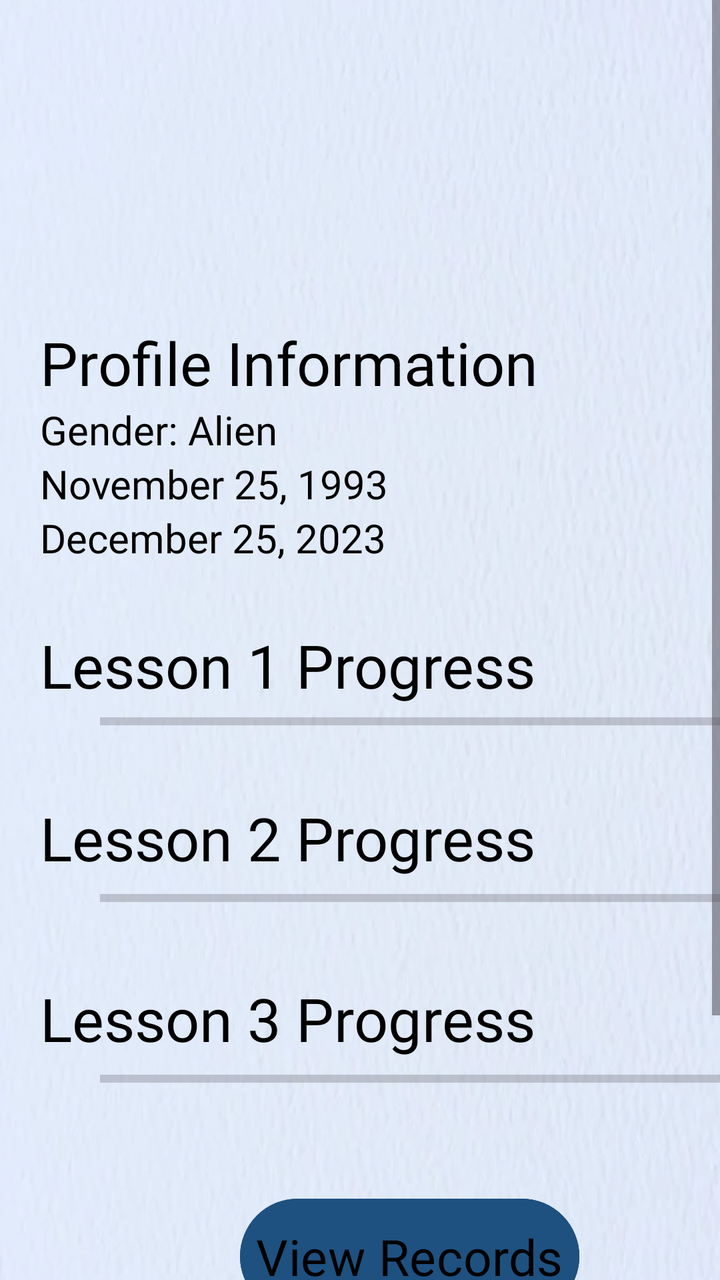
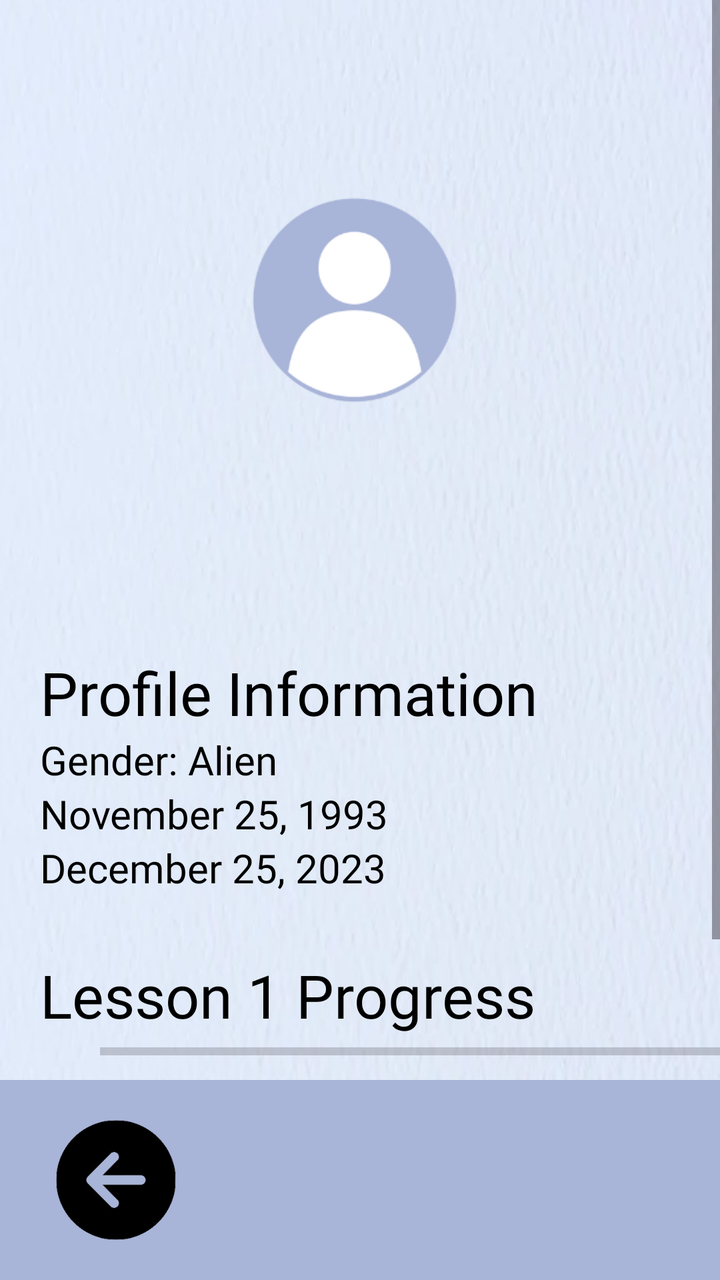

Two renders of the same Android screen: before a commit and after it. Below are the layout's source before the change and the commit's diff.
<!-- AndroidManifest.xml: application theme Theme.FinalsApplication -->
<!-- res/layout/profile_information_user_side.xml -->
<?xml version="1.0" encoding="utf-8"?>
<RelativeLayout xmlns:android="http://schemas.android.com/apk/res/android"
    android:layout_width="match_parent"
    android:layout_height="match_parent"
    xmlns:tools="http://schemas.android.com/tools"
    xmlns:app="http://schemas.android.com/apk/res-auto"
    android:background="@drawable/textured_background">

    <ScrollView
        android:layout_width="409dp"
        android:layout_height="729dp"
        tools:layout_editor_absoluteX="1dp"
        tools:layout_editor_absoluteY="1dp">

        <LinearLayout
            android:layout_width="match_parent"
            android:layout_height="wrap_content"
            android:orientation="vertical">

            <LinearLayout
                android:layout_width="match_parent"
                android:layout_height="wrap_content"
                android:orientation="vertical"
                android:layout_marginTop="50dp">

                <TextView
                    android:id="@+id/user_name"
                    android:layout_width="match_parent"
                    android:layout_height="wrap_content"
                    android:layout_marginLeft="20dp"
                    android:textSize="20sp"
                    android:fontFamily="@font/roboto_regular"
                    android:textColor="@color/black">

                </TextView>

                <TextView
                    android:id="@+id/user_email"
                    android:layout_width="match_parent"
                    android:layout_height="wrap_content"
                    android:layout_marginLeft="20dp"
                    android:textSize="20sp"
                    android:fontFamily="@font/roboto_regular"
                    android:textColor="@color/black">

                </TextView>

                <TextView
                    android:id="@+id/employee_id"
                    android:layout_width="match_parent"
                    android:layout_height="wrap_content"
                    android:layout_marginLeft="20dp"
                    android:textSize="20sp"
                    android:fontFamily="@font/roboto_regular"
                    android:textColor="@color/black">

                </TextView>

                <TextView
                    android:id="@+id/prof_info"
                    android:layout_width="match_parent"
                    android:layout_height="wrap_content"
                    android:layout_marginTop="30dp"
                    android:layout_marginLeft="20dp"
                    android:textSize="30sp"
                    android:fontFamily="@font/roboto_bold"
                    android:textColor="@color/black"
                    android:text="Profile Information">

                </TextView>

                <TextView
                    android:id="@+id/user_sex"
                    android:layout_width="match_parent"
                    android:layout_height="wrap_content"
                    android:layout_marginLeft="20dp"
                    android:textSize="20sp"
                    android:fontFamily="@font/roboto_regular"
                    android:textColor="@color/black"
                    android:text="Gender: Alien">

                </TextView>

                <TextView
                    android:id="@+id/date_of_birth"
                    android:layout_width="match_parent"
                    android:layout_height="wrap_content"
                    android:layout_marginLeft="20dp"
                    android:textSize="20sp"
                    android:fontFamily="@font/roboto_regular"
                    android:textColor="@color/black"
                    android:text="November 25, 1993">

                </TextView>

                <TextView
                    android:id="@+id/date_hired"
                    android:layout_width="match_parent"
                    android:layout_height="wrap_content"
                    android:layout_marginLeft="20dp"
                    android:textSize="20sp"
                    android:fontFamily="@font/roboto_regular"
                    android:textColor="@color/black"
                    android:text="December 25, 2023">

                </TextView>

            </LinearLayout>

            <LinearLayout
                android:layout_width="wrap_content"
                android:layout_height="match_parent"
                android:orientation="vertical"
                android:layout_marginTop="30dp">

                <TextView
                    android:id="@+id/lesson1_bar"
                    android:layout_width="match_parent"
                    android:layout_height="wrap_content"
                    android:layout_marginLeft="20dp"
                    android:textSize="30sp"
                    android:fontFamily="@font/roboto_bold"
                    android:textColor="@color/black"
                    android:text="Lesson 1 Progress">

                </TextView>

                <ProgressBar
                    android:id="@+id/progressBar_lesson1"
                    style="?android:attr/progressBarStyleHorizontal"
                    android:layout_width="313dp"
                    android:layout_height="wrap_content"
                    android:layout_marginLeft="50dp"
                    android:indeterminate="false"
                    android:max="100"
                    android:progressTint="#1e5180"
                    >

                </ProgressBar>

            </LinearLayout>

            <LinearLayout
                android:layout_width="wrap_content"
                android:layout_height="match_parent"
                android:orientation="vertical"
                android:layout_marginTop="30dp">

                <TextView
                    android:id="@+id/lesson2_bar"
                    android:layout_width="match_parent"
                    android:layout_height="wrap_content"
                    android:layout_marginLeft="20dp"
                    android:textSize="30sp"
                    android:fontFamily="@font/roboto_bold"
                    android:textColor="@color/black"
                    android:text="Lesson 2 Progress">

                </TextView>

                <ProgressBar
                    android:id="@+id/progressBar_lesson2"
                    style="?android:attr/progressBarStyleHorizontal"
                    android:indeterminate="false"
                    android:layout_width="313dp"
                    android:layout_height="20dp"
                    android:layout_marginLeft="50dp"
                    android:max="100"
                    android:progressTint="#1e5180">

                </ProgressBar>

            </LinearLayout>

            <LinearLayout
                android:layout_width="wrap_content"
                android:layout_height="match_parent"
                android:orientation="vertical"
                android:layout_marginTop="30dp">

                <TextView
                    android:id="@+id/lesson3_bar"
                    android:layout_width="match_parent"
                    android:layout_height="wrap_content"
                    android:layout_marginLeft="20dp"
                    android:textSize="30sp"
                    android:fontFamily="@font/roboto_bold"
                    android:textColor="@color/black"
                    android:text="Lesson 3 Progress">

                </TextView>

                <ProgressBar
                    android:id="@+id/progressBar_lesson3"
                    style="?android:attr/progressBarStyleHorizontal"
                    android:layout_marginBottom="40dp"
                    android:indeterminate="false"
                    android:layout_width="313dp"
                    android:layout_height="20dp"
                    android:layout_marginLeft="50dp"
                    android:max="100"
                    android:progressTint="#1e5180">

                </ProgressBar>

            </LinearLayout>

            <LinearLayout
                android:layout_width="wrap_content"
                android:layout_height="wrap_content">

                <Button
                    android:id="@+id/viewRecords"
                    android:background="@drawable/rounded_button"
                    android:layout_width="match_parent"
                    android:layout_height="wrap_content"
                    android:layout_marginStart="120dp"
                    android:layout_marginTop="10dp"
                    android:fontFamily="@font/roboto_regular"
                    android:textColor="@color/black"
                    android:padding="8dp"
                    android:text="View Records"
                    android:textSize="25sp"
                    app:backgroundTint="#1e5180">

                </Button>

            </LinearLayout>

            <LinearLayout
                android:layout_width="match_parent"
                android:layout_height="wrap_content"
                android:layout_marginTop="50dp"
                android:orientation="vertical">

                <LinearLayout
                    android:layout_width="match_parent"
                    android:layout_height="100dp"
                    android:layout_alignParentBottom="true"
                    android:background="#a8b4d8">

                    <ImageButton
                        android:id="@+id/imageButtonBackLP1"
                        android:layout_width="76dp"
                        android:layout_height="wrap_content"
                        android:layout_marginStart="20dp"
                        android:layout_marginTop="20dp"
                        android:layout_marginBottom="20dp"
                        android:background="?android:attr/selectableItemBackground"
                        android:scaleType="fitCenter"
                        android:src="@drawable/arrowleft" />

                </LinearLayout>

            </LinearLayout>

        </LinearLayout>



    </ScrollView>


</RelativeLayout>
<!-- resources referenced by this layout -->
<resources>
  <color name="black">#000000</color>
  <!-- drawable arrowleft: png bitmap (drawable, 16559 bytes) -->
  <!-- drawable rounded_button (drawable) -->
  <?xml version="1.0" encoding="utf-8"?>
  <layer-list xmlns:android="http://schemas.android.com/apk/res/android">
  
      <item>
          <shape>
              <corners android:radius="51dp" /> 
              <solid android:color="#1e5180" />
          </shape>
      </item>
  
      <item android:left="51dp">
          <shape>
              <solid android:color="#1e5180" />
              <corners android:radius="51dp" /> 
              <corners android:topRightRadius="51dp"
                  android:topLeftRadius="51dp"
                  android:bottomRightRadius="51dp"
                  android:bottomLeftRadius="51dp"/>
          </shape>
      </item>
  
      <item>
          <shape>
              
              <corners android:radius="51dp" /> 
              <solid android:color="@android:color/transparent" />
              <stroke
                  android:width="1dp"
                  android:color="#1e5180" />
          </shape>
      </item>
  </layer-list>
  <!-- drawable textured_background: png bitmap (drawable, 258989 bytes) -->
  <style name="Theme.FinalsApplication" parent="Base.Theme.FinalsApplication" />
  <style name="Base.Theme.FinalsApplication" parent="Theme.Material3.DayNight.NoActionBar">
          
          
          <item name="android:statusBarColor">#00000000</item>
      </style>
</resources>

<!-- the commit's change to res/layout/profile_information_user_side.xml (unified diff, before → after) -->
@@ -22,6 +22,12 @@
                 android:layout_height="wrap_content"
                 android:orientation="vertical"
                 android:layout_marginTop="50dp">
+
+                <ImageView
+                    android:layout_width="365dp"
+                    android:layout_height="165dp"
+                    android:src="@drawable/profile_icon"
+                    android:layout_gravity="center"/>
 
                 <TextView
                     android:id="@+id/user_name"
@@ -232,33 +238,27 @@
                 android:layout_height="wrap_content"
                 android:layout_marginTop="50dp"
                 android:orientation="vertical">
-
-                <LinearLayout
-                    android:layout_width="match_parent"
-                    android:layout_height="100dp"
-                    android:layout_alignParentBottom="true"
-                    android:background="#a8b4d8">
-
-                    <ImageButton
-                        android:id="@+id/imageButtonBackLP1"
-                        android:layout_width="76dp"
-                        android:layout_height="wrap_content"
-                        android:layout_marginStart="20dp"
-                        android:layout_marginTop="20dp"
-                        android:layout_marginBottom="20dp"
-                        android:background="?android:attr/selectableItemBackground"
-                        android:scaleType="fitCenter"
-                        android:src="@drawable/arrowleft" />
-
-                </LinearLayout>
-
-            </LinearLayout>
-
+            </LinearLayout>
         </LinearLayout>
-
-
-
     </ScrollView>
+    <LinearLayout
+        android:layout_width="match_parent"
+        android:layout_height="100dp"
+        android:layout_alignParentBottom="true"
+        android:background="#a8b4d8">
+
+        <ImageButton
+            android:id="@+id/imageButtonBackLP1"
+            android:layout_width="76dp"
+            android:layout_height="wrap_content"
+            android:layout_marginStart="20dp"
+            android:layout_marginTop="20dp"
+            android:layout_marginBottom="20dp"
+            android:background="?android:attr/selectableItemBackground"
+            android:scaleType="fitCenter"
+            android:src="@drawable/arrowleft" />
+
+    </LinearLayout>
 
 
 </RelativeLayout>
<!-- resource entries referenced after the edit -->
@@ -2,6 +2,7 @@
 <resources>
   <color name="black">#000000</color>
   <!-- drawable arrowleft: png bitmap (drawable, 16559 bytes) -->
+  <!-- drawable profile_icon: png bitmap (drawable, 14558 bytes) -->
   <!-- drawable rounded_button (drawable) -->
   <?xml version="1.0" encoding="utf-8"?>
   <layer-list xmlns:android="http://schemas.android.com/apk/res/android">
